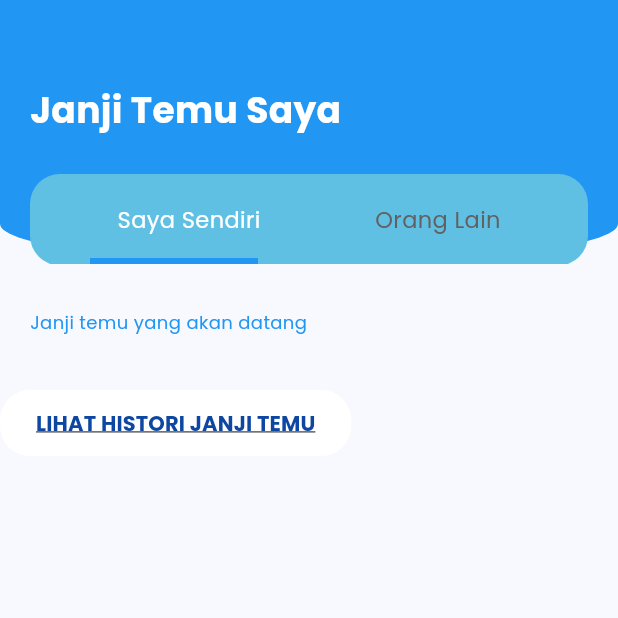
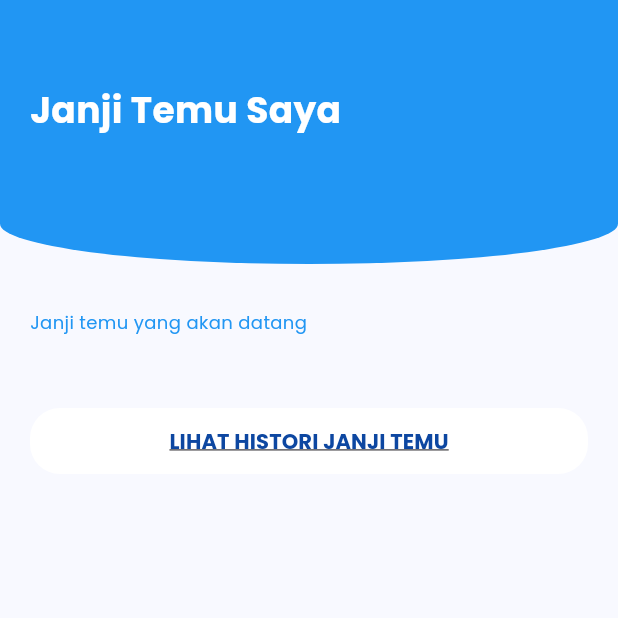
Before and after one commit to boyaditya/flutter-outpatient-hospital-app, a Flutter app: the JanjiTemuSaya2 screen opened directly, on a phone screen of 412 x 824 dp, the top half of it. Run offline on Flutter 3.47's test engine with Material 3 defaults, Android fonts, the phone set to English and light mode, and no system bars; our stand-ins replace bloc, calendar_date_picker2, carousel_slider, dots_indicator, flutter_bloc, flutter_rating_bar and 2 more; accounts and stored records are empty; network calls fail.

Commit message:
janji temu

```diff
--- a/app/lib/pages/lihat_janji_temu/janji_temu_saya2.dart
+++ b/app/lib/pages/lihat_janji_temu/janji_temu_saya2.dart
@@ -26,9 +26,12 @@ class _JanjiTemuSaya2State extends State<JanjiTemuSaya2> {
         elevation: 0,
         backgroundColor: Colors.blue,
       ),
-      body: ListView(
+      body: Stack(
         children: [
-          Column(
+          SingleChildScrollView(
+            child: Padding(
+              padding: const EdgeInsets.only(bottom: 80), // Spasi untuk tombol
+              child: Column(
                 crossAxisAlignment: CrossAxisAlignment.start,
                 children: [
                   Stack(
@@ -59,54 +62,6 @@ class _JanjiTemuSaya2State extends State<JanjiTemuSaya2> {
                           ),
                         ),
                       ),
-                  const SizedBox(height: 10),
-                  Positioned(
-                    left: 20,
-                    top: 60,
-                    right: 20,
-                    child: Container(
-                      width:
-                          400, // Add this line to set the width of the Container
-                      padding: const EdgeInsets.all(20),
-                      decoration: BoxDecoration(
-                        color: const Color.fromRGBO(96, 192, 227, 1),
-                        borderRadius: BorderRadius.circular(20),
-                      ),
-                      child: Center(
-                        child: Row(
-                          mainAxisAlignment: MainAxisAlignment.spaceAround,
-                          children: [
-                            _buildText("Saya Sendiri", 0),
-                            _buildText("Orang Lain", 1),
-                          ],
-                        ),
-                      ),
-                    ),
-                  ),
-                  Positioned(
-                    bottom: 0,
-                    left: 60, // Atur posisi awal ke tepi kiri
-                    right: 240, // Atur posisi akhir ke tepi kanan
-                    child: AnimatedContainer(
-                      duration: const Duration(milliseconds: 300),
-                      height:
-                          _selectedTabIndex == 0 ? 4 : 0, // Set lebar awal ke 0
-
-                      color: Colors.blue,
-                    ),
-                  ),
-                  Positioned(
-                    bottom: 0,
-                    left: 240, // Atur posisi awal ke tepi kiri
-                    right: 50, // Atur posisi akhir ke tepi kanan
-                    child: AnimatedContainer(
-                      duration: const Duration(milliseconds: 300),
-                      height:
-                          _selectedTabIndex == 1 ? 4 : 0, // Set lebar awal ke 0
-
-                      color: Colors.blue,
-                    ),
-                  ),
                     ],
                   ),
                   const SizedBox(height: 20),
@@ -126,7 +81,15 @@ class _JanjiTemuSaya2State extends State<JanjiTemuSaya2> {
                     ),
                   ),
                   const SizedBox(height: 15),
-              TextButton(
+                ],
+              ),
+            ),
+          ),
+          Positioned(
+            bottom: 20,
+            left: 20,
+            right: 20,
+            child: TextButton(
               onPressed: () {
                 Navigator.push(
                   context,
@@ -137,8 +100,7 @@ class _JanjiTemuSaya2State extends State<JanjiTemuSaya2> {
                 );
               },
               style: TextButton.styleFrom(
-                  padding:
-                      const EdgeInsets.symmetric(vertical: 12, horizontal: 24),
+                padding: const EdgeInsets.symmetric(vertical: 12, horizontal: 24),
                 backgroundColor: Colors.white,
                 shape: RoundedRectangleBorder(
                   borderRadius: BorderRadius.circular(20),
@@ -154,7 +116,6 @@ class _JanjiTemuSaya2State extends State<JanjiTemuSaya2> {
                 ),
               ),
             ),
-            ],
           ),
         ],
       ),
@@ -288,7 +249,7 @@ class _JanjiTemuSaya2State extends State<JanjiTemuSaya2> {
                           width: 300,
                           padding: const EdgeInsets.symmetric(
                             vertical: 8,
-                            horizontal: 12,
+                            horizontal: 10,
                           ),
                           decoration: BoxDecoration(
                             color: Colors.yellow,
@@ -302,9 +263,9 @@ class _JanjiTemuSaya2State extends State<JanjiTemuSaya2> {
                               ),
                               SizedBox(width: 8),
                               Text(
-                                'Silahkan menuju ke front office',
+                                'Silahkan menuju ke QR Code scanner',
                                 style: TextStyle(
-                                  fontSize: 13,
+                                  fontSize: 10,
                                   color: Colors.black,
                                 ),
                               ),
```
Lines whose indentation alone changed are shown as unchanged.
